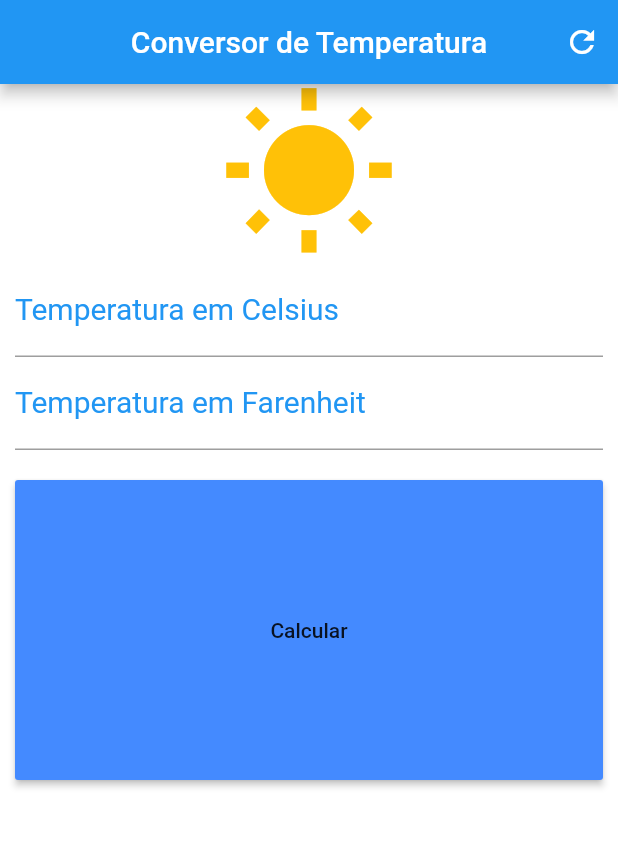
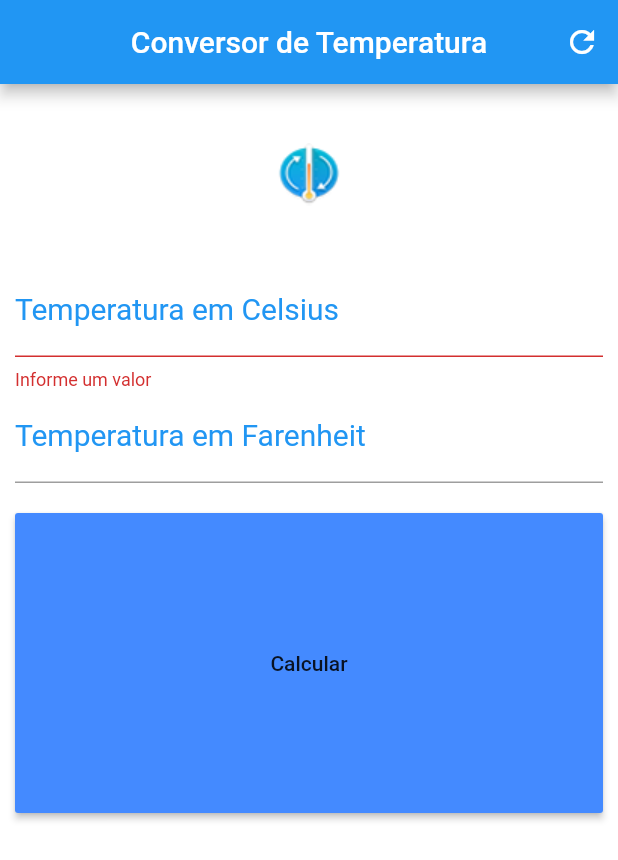
Before and after one commit to WeversonLuiz/mobile-flutter-conversor, a Flutter app: the screen it shows after launch, after a tap on "Calcular", on a phone screen of 412 x 824 dp. Shown: the top 860 px of the screen. Run offline on Flutter 3.47's test engine with Material 2 defaults, Android fonts, the phone set to English and light mode, and no system bars.

Commit message:
Validando formulario e inserindo a logo

```diff
--- a/lib/main.dart
+++ b/lib/main.dart
@@ -14,6 +14,8 @@ class _HomeState extends State<Home> {
 
   TextEditingController celsiusController = TextEditingController();
   TextEditingController farenheitController = TextEditingController();
+
+  GlobalKey<FormState> _formKey = GlobalKey<FormState>();
 
   void _resetFields() {
     celsiusController.text = "";
@@ -41,12 +43,18 @@ class _HomeState extends State<Home> {
       ],
     );
 
-    Icon icon = Icon(Icons.wb_sunny, size: 120, color: Colors.amber,);
+    //Icon icon = Icon(Icons.wb_sunny, size: 120, color: Colors.amber,);
+
+    Image imgLogo = Image.asset("assets/images/logo.png", height: 120, width: 120,);
     TextStyle styleDecoration = TextStyle(color: Colors.blue, fontSize: 20);
     TextStyle styleField = TextStyle(color: Colors.black);
 
     RaisedButton raisedButton = RaisedButton(
-      onPressed: _converter,
+      onPressed: () {
+        if (_formKey.currentState.validate()) {
+          _converter();
+        }
+      },
       child: Text("Calcular"),
       color: Colors.blueAccent,
     );
@@ -61,7 +69,7 @@ class _HomeState extends State<Home> {
         child: containerBtn,
     );
 
-    TextField tempCelsius = TextField(
+    TextFormField tempCelsius = TextFormField(
       keyboardType: TextInputType.number,
       decoration: InputDecoration(
           labelText: "Temperatura em Celsius",
@@ -70,9 +78,14 @@ class _HomeState extends State<Home> {
       textAlign: TextAlign.center,
       style: styleField,
       controller: celsiusController,
+      validator: (value) {
+        if (value.isEmpty) {
+          return "Informe um valor";
+        }
+      },
     );
 
-    TextField tempFarenheit = TextField(
+    TextFormField tempFarenheit = TextFormField(
       keyboardType: TextInputType.number,
       decoration: InputDecoration(
           labelText: "Temperatura em Farenheit",
@@ -81,17 +94,28 @@ class _HomeState extends State<Home> {
       textAlign: TextAlign.center,
       style: styleField,
       controller: farenheitController,
+      /*validator: (value) {
+        if (value.isEmpty) {
+          return "Informe um valor";
+        }
+      },
+      */
     );
 
     Column column = Column(
       crossAxisAlignment: CrossAxisAlignment.stretch,
         children: <Widget>[
-          icon, tempCelsius, tempFarenheit, padding,
+          imgLogo, tempCelsius, tempFarenheit, padding,
         ],
     );
 
+    Form form = Form(
+      child: column,
+      key: _formKey,
+    );
+
     SingleChildScrollView singleChildScrollView = SingleChildScrollView(
-      child: column,
+      child: form,
       padding: EdgeInsets.fromLTRB(10.0, 0, 10.0, 0),
     );
 
--- a/pubspec.yaml
+++ b/pubspec.yaml
@@ -41,8 +41,8 @@ flutter:
   uses-material-design: true
 
   # To add assets to your application, add an assets section, like this:
-  # assets:
-  #  - images/a_dot_burr.jpeg
+  assets:
+    - assets/images/logo.png
   #  - images/a_dot_ham.jpeg
 
   # An image asset can refer to one or more resolution-specific "variants", see
```
Also changed, not shown: assets/images/logo.png (added).
